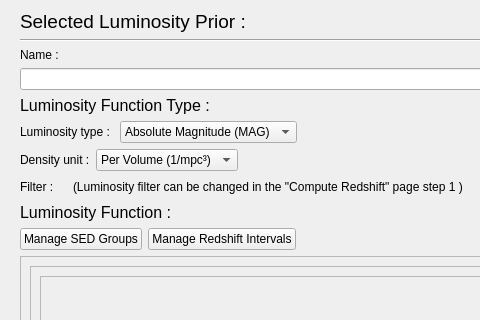
This is PhzQtUI/auxdir/PhzQtUI/DialogLuminosityPrior.ui in astrorama/Phosphoros as Qt 5 draws it before an edit; both pictures show x 0 to 480 and y 397 to 717 of the 960 by 986 pixel window. The edited form follows.
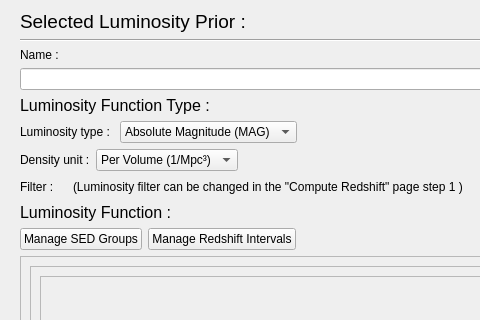
This is the edited form.

Commit message: Update version, reference and fix spelling in GUI

The edit to the form file:
```diff
--- a/PhzQtUI/auxdir/PhzQtUI/DialogLuminosityPrior.ui
+++ b/PhzQtUI/auxdir/PhzQtUI/DialogLuminosityPrior.ui
@@ -259,7 +259,7 @@
            <widget class="QComboBox" name="cb_ft">
             <item>
              <property name="text">
-              <string>Per Volume (1/mpc³)</string>
+              <string>Per Volume (1/Mpc³)</string>
              </property>
             </item>
             <item>
```
The commit also changes 2 other files.
